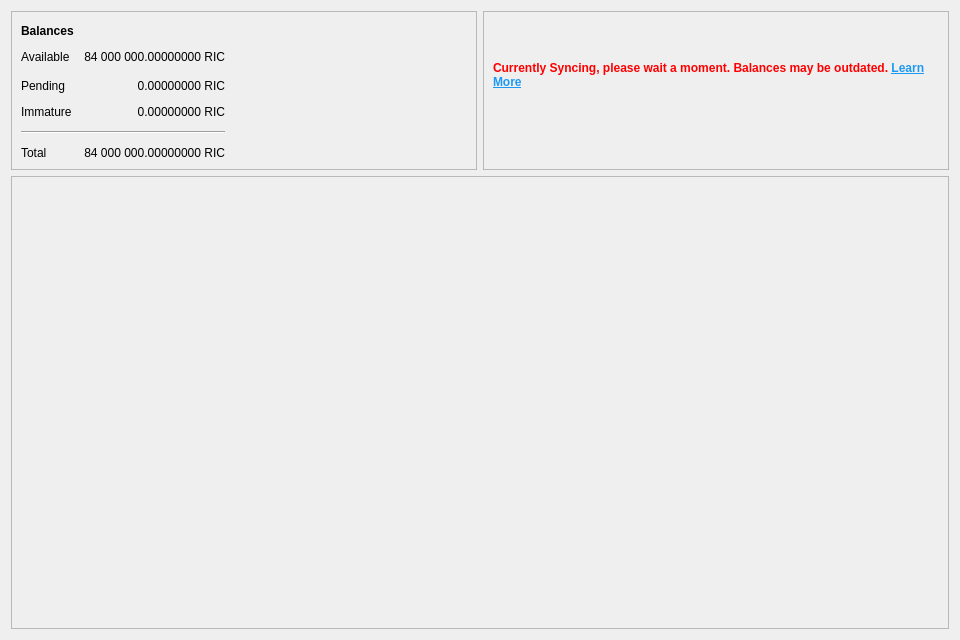
Old version of the form src/qt/forms/overviewpage.ui in the repository RiecoinTeam/Riecoin.
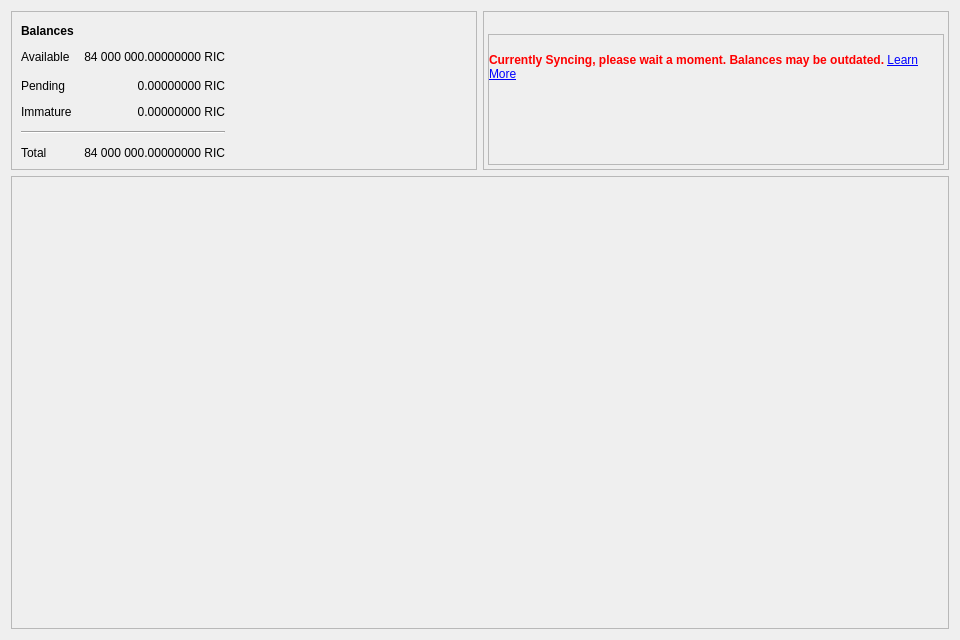
New version of the form. Custom widgets are drawn as their Qt base class.

The edit to the form file:
```diff
--- a/src/qt/forms/overviewpage.ui
+++ b/src/qt/forms/overviewpage.ui
@@ -224,6 +224,21 @@
           <enum>QFrame::Raised</enum>
          </property>
          <layout class="QVBoxLayout" name="verticalLayout_5">
+          <property name="spacing">
+           <number>4</number>
+          </property>
+          <property name="leftMargin">
+           <number>4</number>
+          </property>
+          <property name="topMargin">
+           <number>4</number>
+          </property>
+          <property name="rightMargin">
+           <number>4</number>
+          </property>
+          <property name="bottomMargin">
+           <number>4</number>
+          </property>
           <item>
            <layout class="QHBoxLayout" name="statusHeader">
             <item>
@@ -258,6 +273,72 @@
            </layout>
           </item>
           <item>
+           <widget class="QScrollArea" name="scrollArea">
+            <property name="sizePolicy">
+             <sizepolicy hsizetype="Expanding" vsizetype="Expanding">
+              <horstretch>0</horstretch>
+              <verstretch>0</verstretch>
+             </sizepolicy>
+            </property>
+            <property name="lineWidth">
+             <number>0</number>
+            </property>
+            <property name="widgetResizable">
+             <bool>true</bool>
+            </property>
+            <widget class="QWidget" name="scrollAreaWidgetContents_2">
+             <property name="geometry">
+              <rect>
+               <x>0</x>
+               <y>0</y>
+               <width>454</width>
+               <height>137</height>
+              </rect>
+             </property>
+             <layout class="QVBoxLayout" name="verticalLayout_6">
+              <property name="spacing">
+               <number>0</number>
+              </property>
+              <property name="leftMargin">
+               <number>0</number>
+              </property>
+              <property name="topMargin">
+               <number>0</number>
+              </property>
+              <property name="rightMargin">
+               <number>0</number>
+              </property>
+              <property name="bottomMargin">
+               <number>0</number>
+              </property>
+              <item>
+               <widget class="QFrame" name="verticalFrame">
+                <property name="sizePolicy">
+                 <sizepolicy hsizetype="Expanding" vsizetype="Expanding">
+                  <horstretch>0</horstretch>
+                  <verstretch>0</verstretch>
+                 </sizepolicy>
+                </property>
+                <layout class="QVBoxLayout" name="verticalLayout_3">
+                 <property name="spacing">
+                  <number>4</number>
+                 </property>
+                 <property name="sizeConstraint">
+                  <enum>QLayout::SetMinAndMaxSize</enum>
+                 </property>
+                 <property name="leftMargin">
+                  <number>0</number>
+                 </property>
+                 <property name="topMargin">
+                  <number>0</number>
+                 </property>
+                 <property name="rightMargin">
+                  <number>0</number>
+                 </property>
+                 <property name="bottomMargin">
+                  <number>0</number>
+                 </property>
+                 <item>
            <widget class="QLabel" name="labelAlerts">
             <property name="sizePolicy">
              <sizepolicy hsizetype="Expanding" vsizetype="Maximum">
@@ -265,6 +346,12 @@
               <verstretch>0</verstretch>
              </sizepolicy>
             </property>
+                   <property name="minimumSize">
+                    <size>
+                     <width>339</width>
+                     <height>0</height>
+                    </size>
+                   </property>
             <property name="visible">
              <bool>true</bool>
             </property>
@@ -275,7 +362,7 @@
              <bool>true</bool>
             </property>
             <property name="margin">
-             <number>3</number>
+                    <number>2</number>
             </property>
             <property name="textInteractionFlags">
              <set>Qt::TextSelectableByMouse</set>
@@ -294,11 +381,14 @@
              <string notr="true">QLabel {color:#FF0000;}</string>
             </property>
             <property name="text">
-             <string>&lt;span style=&quot; font-weight:600;&quot;&gt;Currently Syncing, please wait a moment. Balances may be outdated. &lt;/span&gt;&lt;a href=&quot;https://riecoin.xyz/Core/Sync/&quot;&gt;&lt;span style=&quot; font-weight:504; text-decoration: underline; color:#1d99f3;&quot;&gt;Learn More&lt;/span&gt;&lt;/a&gt;</string>
+                    <string>&lt;span style=&quot; font-weight:600;&quot;&gt;Currently Syncing, please wait a moment. Balances may be outdated. &lt;/span&gt;&lt;a href=&quot;https://riecoin.xyz/Core/Sync/&quot;&gt;Learn More&lt;/a&gt;</string>
             </property>
             <property name="wordWrap">
              <bool>true</bool>
             </property>
+                   <property name="margin">
+                    <number>2</number>
+                   </property>
             <property name="textInteractionFlags">
              <set>Qt::LinksAccessibleByMouse|Qt::TextSelectableByMouse</set>
             </property>
@@ -321,6 +411,13 @@
         </widget>
        </item>
       </layout>
+            </widget>
+           </widget>
+          </item>
+         </layout>
+        </widget>
+       </item>
+      </layout>
      </item>
      <item>
       <widget class="QFrame" name="transactions">
```
Left out of the diff: 13 changed lines with no effect on the pictures. Lines whose indentation alone changed are shown as unchanged.
